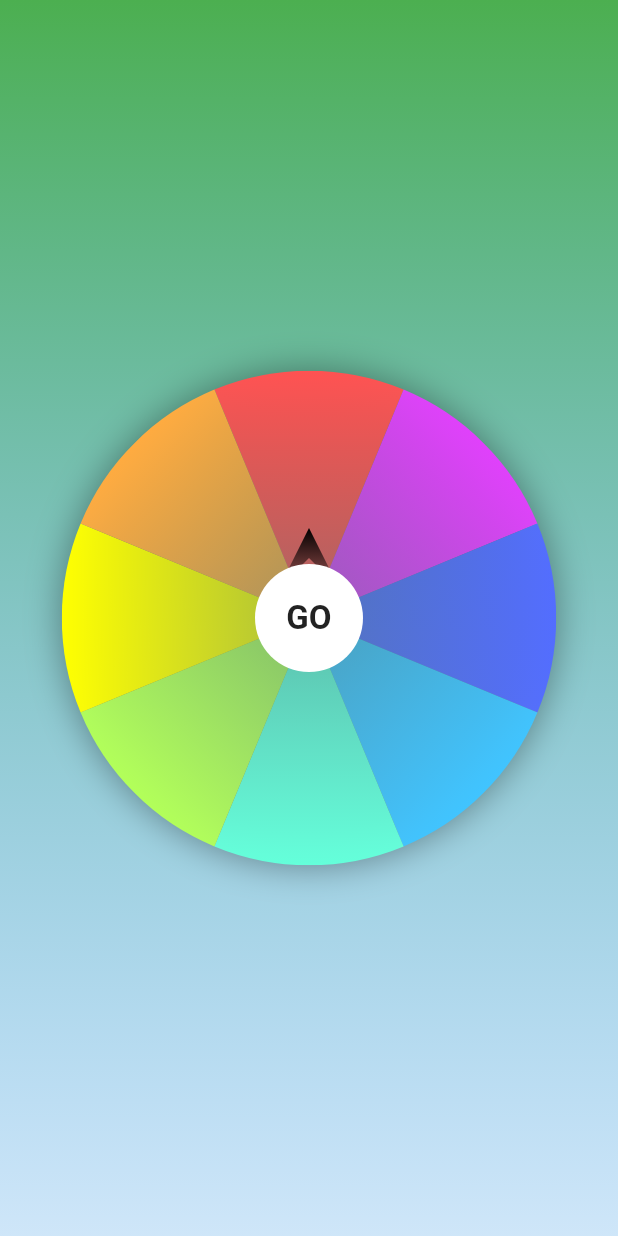
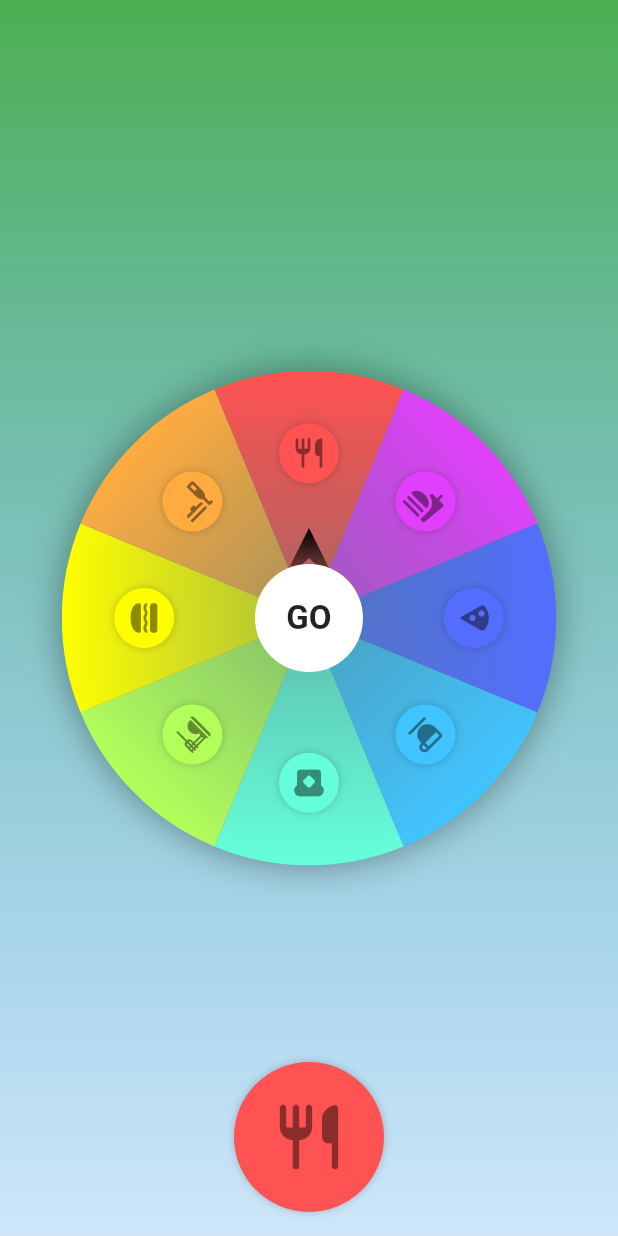
Before and after one commit to ThePrincelle/WheelEat, a Flutter app: the screen it shows after launch, on a phone screen of 412 x 824 dp. Run offline on Flutter 3.47's test engine with Material 2 defaults, Android fonts, the phone set to English and light mode, and no system bars; missing offline and left inert: google_place.

Commit message:
🎨 clean up wheel components

```diff
--- a/lib/board.dart
+++ /dev/null
@@ -1,100 +0,0 @@
-import 'dart:math';
-
-import 'package:flutter/material.dart';
-
-import 'arrow.dart';
-import 'model.dart';
-
-class BoardView extends StatefulWidget {
-  final double angle;
-  final double current;
-  final List<Luck> items;
-
-  const BoardView({Key? key, required this.angle, required this.current, required this.items})
-      : super(key: key);
-
-  @override
-  State<StatefulWidget> createState() {
-    return _BoardViewState();
-  }
-}
-
-class _BoardViewState extends State<BoardView> {
-  Size get size => Size(MediaQuery.of(context).size.width * 0.8,
-      MediaQuery.of(context).size.width * 0.8);
-
-  double _rotote(int index) => (index / widget.items.length) * 2 * pi;
-
-  @override
-  Widget build(BuildContext context) {
-    return Stack(
-      alignment: Alignment.center,
-      children: <Widget>[
-        //shadow
-        Container(
-          height: size.height,
-          width: size.width,
-          decoration: const BoxDecoration(
-              shape: BoxShape.circle,
-              boxShadow: [BoxShadow(blurRadius: 20, color: Colors.black38)]),
-        ),
-        Transform.rotate(
-          angle: -(widget.current + widget.angle) * 2 * pi,
-          child: Stack(
-            alignment: Alignment.center,
-            children: <Widget>[
-              for (var luck in widget.items) ...[_buildCard(luck)],
-            ],
-          ),
-        ),
-        Container(
-          height: size.height,
-          width: size.width,
-          child: ArrowView(),
-        ),
-      ],
-    );
-  }
-
-  _buildCard(Luck luck) {
-    var _rotate = _rotote(widget.items.indexOf(luck));
-    var _angle = 2 * pi / widget.items.length;
-    return Transform.rotate(
-      angle: _rotate,
-      child: ClipPath(
-        clipper: _LuckPath(_angle),
-        child: Container(
-          height: size.height,
-          width: size.width,
-          decoration: BoxDecoration(
-              gradient: LinearGradient(
-                  begin: Alignment.topCenter,
-                  end: Alignment.bottomCenter,
-                  colors: [luck.color, luck.color.withOpacity(0)])),
-        ),
-      ),
-    );
-  }
-}
-
-class _LuckPath extends CustomClipper<Path> {
-  final double angle;
-
-  _LuckPath(this.angle);
-
-  @override
-  Path getClip(Size size) {
-    Path _path = Path();
-    Offset _center = size.center(Offset.zero);
-    Rect _rect = Rect.fromCircle(center: _center, radius: size.width / 2);
-    _path.moveTo(_center.dx, _center.dy);
-    _path.arcTo(_rect, -pi / 2 - angle / 2, angle, false);
-    _path.close();
-    return _path;
-  }
-
-  @override
-  bool shouldReclip(_LuckPath oldClipper) {
-    return angle != oldClipper.angle;
-  }
-}
--- a/lib/arrow.dart
+++ b/lib/components/arrow.dart
@@ -1,8 +1,10 @@
+import 'package:flutter/material.dart';
+
 import 'dart:math';
 
-import 'package:flutter/material.dart';
+class ArrowView extends StatelessWidget {
+  const ArrowView({Key? key}) : super(key: key);
 
-class ArrowView extends StatelessWidget {
   @override
   Widget build(BuildContext context) {
     return Align(
@@ -10,11 +12,11 @@ class ArrowView extends StatelessWidget {
       child: Transform.rotate(
         angle: pi,
         child: Padding(
-          padding: EdgeInsets.only(top: 80),
+          padding: const EdgeInsets.only(top: 80),
           child: ClipPath(
             clipper: _ArrowClipper(),
             child: Container(
-              decoration: BoxDecoration(
+              decoration: const BoxDecoration(
                   gradient: LinearGradient(
                       begin: Alignment.topCenter,
                       end: Alignment.bottomCenter,
--- /dev/null
+++ b/lib/components/board.dart
@@ -0,0 +1,131 @@
+import 'dart:math';
+
+import 'package:flutter/material.dart';
+
+import '../data/wheel_item.dart';
+import 'wheel_icon.dart';
+import 'arrow.dart';
+
+class BoardView extends StatefulWidget {
+  final double angle;
+  final double current;
+  final List<WheelItem> items;
+  final double maxRadius;
+
+  const BoardView({
+    Key? key,
+    required this.angle,
+    required this.current,
+    required this.items,
+    this.maxRadius = 400.0,
+  }) : super(key: key);
+
+  @override
+  State<StatefulWidget> createState() {
+    return _BoardViewState();
+  }
+}
+
+class _BoardViewState extends State<BoardView> {
+  Size get size => Size(
+      min(MediaQuery.of(context).size.width * 0.8, widget.maxRadius),
+      min(MediaQuery.of(context).size.width * 0.8, widget.maxRadius));
+
+  double _rotote(int index) => (index / widget.items.length) * 2 * pi;
+
+  @override
+  Widget build(BuildContext context) {
+    return Stack(
+      alignment: Alignment.center,
+      children: <Widget>[
+        //shadow
+        Container(
+          height: size.height,
+          width: size.width,
+          decoration: const BoxDecoration(
+            shape: BoxShape.circle,
+            boxShadow: [BoxShadow(blurRadius: 20, color: Colors.black38)],
+          ),
+        ),
+        Transform.rotate(
+          angle: -(widget.current + widget.angle) * 2 * pi,
+          child: Stack(
+            alignment: Alignment.center,
+            children: <Widget>[
+              for (var item in widget.items) ...[_buildCard(item)],
+              for (var item in widget.items) ...[_buildIcon(item)],
+            ],
+          ),
+        ),
+        SizedBox(
+          height: size.height,
+          width: size.width,
+          child: const ArrowView(),
+        ),
+      ],
+    );
+  }
+
+  _buildCard(WheelItem item) {
+    var _rotate = _rotote(widget.items.indexOf(item));
+    var _angle = 2 * pi / widget.items.length;
+    return Transform.rotate(
+      angle: _rotate,
+      child: ClipPath(
+        clipper: _WheelPath(_angle),
+        child: Container(
+          height: size.height,
+          width: size.width,
+          decoration: BoxDecoration(
+            gradient: LinearGradient(
+              begin: Alignment.topCenter,
+              end: Alignment.bottomCenter,
+              colors: [item.color, item.color.withOpacity(0)],
+            ),
+          ),
+        ),
+      ),
+    );
+  }
+
+  _buildIcon(WheelItem item) {
+    var _rotate = _rotote(widget.items.indexOf(item));
+    return Transform.rotate(
+      angle: _rotate,
+      child: Container(
+        height: size.height,
+        width: size.width,
+        alignment: Alignment.topCenter,
+        child: ConstrainedBox(
+          constraints:
+              BoxConstraints.expand(height: size.height / 3, width: 44.0),
+          child: Center(
+            child: WheelIcon(item),
+          ),
+        ),
+      ),
+    );
+  }
+}
+
+class _WheelPath extends CustomClipper<Path> {
+  final double angle;
+
+  _WheelPath(this.angle);
+
+  @override
+  Path getClip(Size size) {
+    Path _path = Path();
+    Offset _center = size.center(Offset.zero);
+    Rect _rect = Rect.fromCircle(center: _center, radius: size.width / 2);
+    _path.moveTo(_center.dx, _center.dy);
+    _path.arcTo(_rect, -pi / 2 - angle / 2, angle, false);
+    _path.close();
+    return _path;
+  }
+
+  @override
+  bool shouldReclip(_WheelPath oldClipper) {
+    return angle != oldClipper.angle;
+  }
+}
--- a/lib/components/wheel.dart
+++ /dev/null
@@ -1,26 +0,0 @@
-import 'dart:math';
-
-import 'package:flutter/material.dart';
-
-
-class _LuckPath extends CustomClipper<Path> {
-  final double angle;
-
-  _LuckPath(this.angle);
-
-  @override
-  Path getClip(Size size) {
-    Path _path = Path();
-    Offset _center = size.center(Offset.zero);
-    Rect _rect = Rect.fromCircle(center: _center, radius: size.width / 2);
-    _path.moveTo(_center.dx, _center.dy);
-    _path.arcTo(_rect, -pi / 2 - angle / 2, angle, false);
-    _path.close();
-    return _path;
-  }
-
-  @override
-  bool shouldReclip(_LuckPath oldClipper) {
-    return angle != oldClipper.angle;
-  }
-}
--- /dev/null
+++ b/lib/components/wheel_icon.dart
@@ -0,0 +1,40 @@
+import 'package:flutter/material.dart';
+
+import '../data/wheel_item.dart';
+
+class WheelIcon extends StatelessWidget {
+  final WheelItem item;
+  final double size;
+  final double padding;
+
+  const WheelIcon(
+    this.item, {
+    Key? key,
+    this.size = 24.0,
+    this.padding = 8.0,
+  }) : super(key: key);
+
+  @override
+  Widget build(BuildContext context) {
+    return Container(
+      decoration: BoxDecoration(
+        color: item.color,
+        borderRadius: BorderRadius.circular(100.0),
+        boxShadow: [
+          BoxShadow(
+            color: Colors.black.withOpacity(0.2),
+            blurRadius: 4.0,
+          ),
+        ],
+      ),
+      child: Padding(
+        padding: EdgeInsets.all(padding),
+        child: Icon(
+          item.icon,
+          color: Colors.black45,
+          size: size,
+        ),
+      ),
+    );
+  }
+}
--- /dev/null
+++ b/lib/data/wheel_item.dart
@@ -0,0 +1,8 @@
+import 'package:flutter/material.dart';
+
+class WheelItem {
+  final IconData icon;
+  final Color color;
+
+  const WheelItem({required this.icon, required this.color});
+}
--- a/lib/home.dart
+++ b/lib/home.dart
@@ -2,8 +2,10 @@ import 'dart:math';
 
 import 'package:flutter/material.dart';
 
-import 'board.dart';
-import 'model.dart';
+import 'data/wheel_item.dart';
+
+import 'components/board.dart';
+import 'components/wheel_icon.dart';
 
 class HomePage extends StatefulWidget {
   const HomePage({Key? key}) : super(key: key);
@@ -20,15 +22,15 @@ class _HomePageState extends State<HomePage>
   double _current = 0;
   late AnimationController _ctrl;
   late Animation _ani;
-  final List<Luck> _items = [
-    Luck("apple", Colors.accents[0]),
-    Luck("raspberry", Colors.accents[2]),
-    Luck("grapes", Colors.accents[4]),
-    Luck("fruit", Colors.accents[6]),
-    Luck("milk", Colors.accents[8]),
-    Luck("salad", Colors.accents[10]),
-    Luck("cheese", Colors.accents[12]),
-    Luck("carrot", Colors.accents[14]),
+  final List<WheelItem> _items = [
+    WheelItem(icon: Icons.restaurant_rounded, color: Colors.accents[0]),
+    WheelItem(icon: Icons.fastfood_rounded, color: Colors.accents[2]),
+    WheelItem(icon: Icons.local_pizza_rounded, color: Colors.accents[4]),
+    WheelItem(icon: Icons.coffee_rounded, color: Colors.accents[6]),
+    WheelItem(icon: Icons.breakfast_dining_rounded, color: Colors.accents[8]),
+    WheelItem(icon: Icons.dinner_dining_rounded, color: Colors.accents[10]),
+    WheelItem(icon: Icons.lunch_dining_rounded, color: Colors.accents[12]),
+    WheelItem(icon: Icons.brunch_dining_rounded, color: Colors.accents[14]),
   ];
 
   @override
@@ -48,7 +50,9 @@ class _HomePageState extends State<HomePage>
           gradient: LinearGradient(
             begin: Alignment.topCenter,
             end: Alignment.bottomCenter,
-                colors: [Colors.green, Colors.blue.withOpacity(0.2)])),
+            colors: [Colors.green, Colors.blue.withOpacity(0.2)],
+          ),
+        ),
         child: AnimatedBuilder(
           animation: _ani,
           builder: (context, child) {
@@ -62,7 +66,8 @@ class _HomePageState extends State<HomePage>
                 _buildResult(_value),
               ],
             );
-            }),
+          },
+        ),
       ),
     );
   }
@@ -105,10 +110,13 @@ class _HomePageState extends State<HomePage>
   }
 
   _buildResult(_value) {
-    return const Padding(
-      padding: EdgeInsets.symmetric(vertical: 16.0),
+    var _index = _calIndex(_value * _angle + _current);
+    WheelItem item = _items[_index];
+    return Padding(
+      padding: const EdgeInsets.symmetric(vertical: 16.0),
       child: Align(
         alignment: Alignment.bottomCenter,
+        child: WheelIcon(item, size: 52.0, padding: 24.0),
       ),
     );
   }
--- a/lib/main.dart
+++ b/lib/main.dart
@@ -2,7 +2,7 @@ import 'package:flutter/material.dart';
 
 import 'home.dart';
 
-void main() => runApp(MyApp());
+void main() => runApp(const MyApp());
 
 class MyApp extends StatelessWidget {
   const MyApp({Key? key}) : super(key: key);
--- a/lib/model.dart
+++ /dev/null
@@ -1,11 +0,0 @@
-import 'dart:ui';
-
-class Luck{
-  final String image;
-  final Color color;
-
-  Luck(this.image, this.color);
-
-
-  String get asset =>  "asset/image/$image.png";
-}
```
Lines whose indentation alone changed are shown as unchanged.
